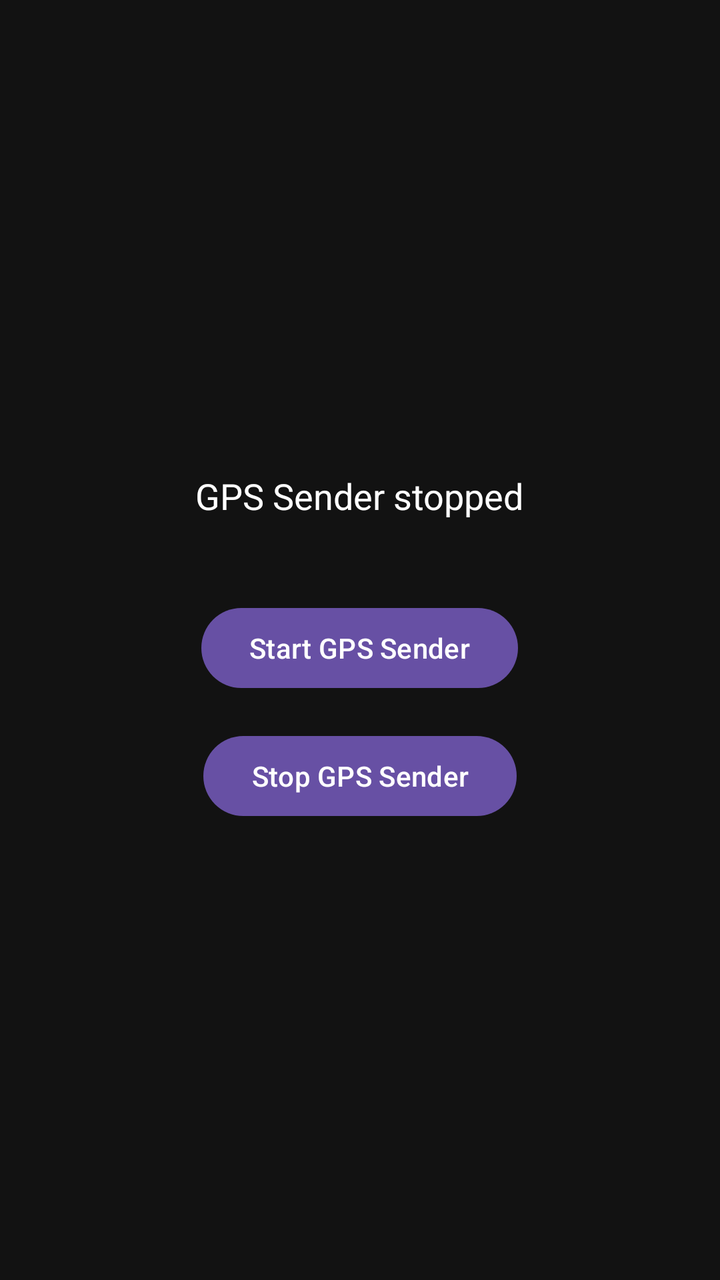
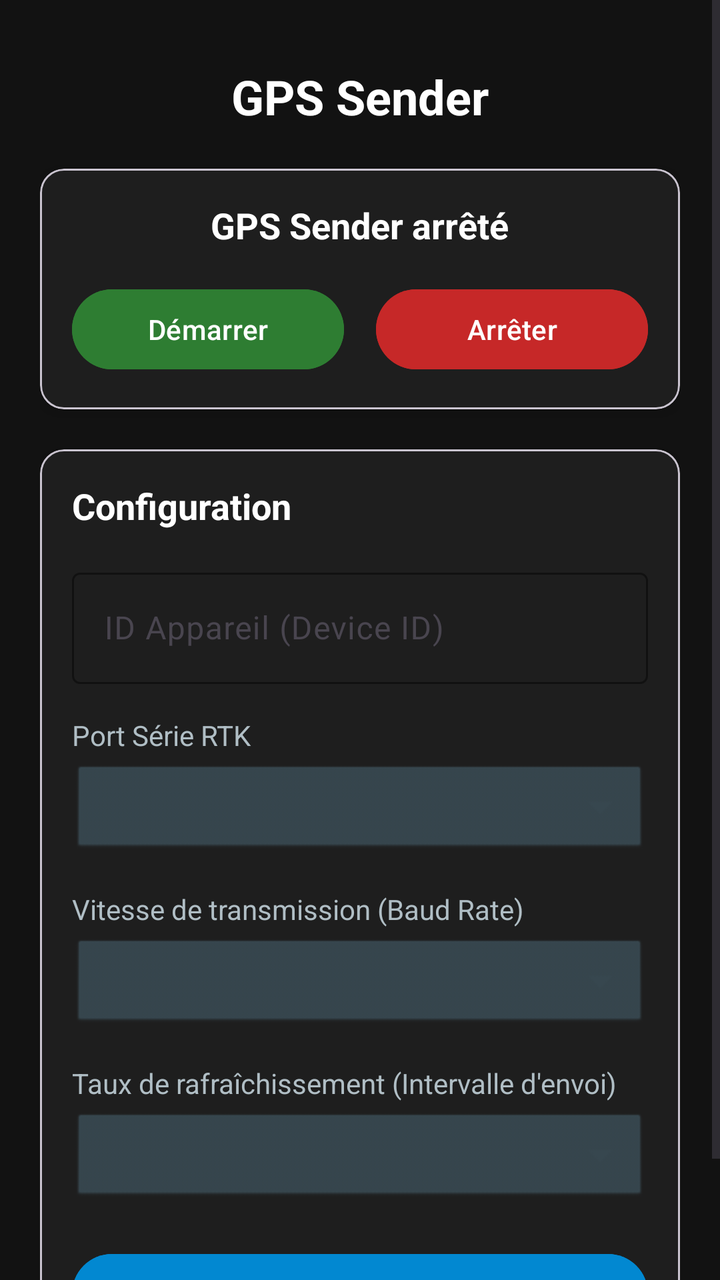

Compare the two renders of this Android layout. The source of the first and the diff that turns it into the second are given below.
<!-- AndroidManifest.xml: application theme Theme.GPSSender -->
<!-- res/layout/activity_main.xml -->
<?xml version="1.0" encoding="utf-8"?>
<LinearLayout xmlns:android="http://schemas.android.com/apk/res/android"
    android:layout_width="match_parent"
    android:layout_height="match_parent"
    android:orientation="vertical"
    android:gravity="center"
    android:padding="24dp"
    android:background="#121212"> 

    <TextView
        android:id="@+id/statusText"
        android:layout_width="wrap_content"
        android:layout_height="wrap_content"
        android:text="GPS Sender stopped"
        android:textSize="18sp"
        android:textColor="@android:color/white"
        android:layout_marginBottom="32dp"
        android:padding="8dp" />

    <Button
        android:id="@+id/startButton"
        android:layout_width="wrap_content"
        android:layout_height="wrap_content"
        android:text="Start GPS Sender" />

    <Button
        android:id="@+id/stopButton"
        android:layout_width="wrap_content"
        android:layout_height="wrap_content"
        android:text="Stop GPS Sender"
        android:layout_marginTop="16dp"/>
</LinearLayout>
<!-- resources referenced by this layout -->
<resources>
  <style name="Theme.GPSSender" parent="Base.Theme.GPSSender" />
  <style name="Base.Theme.GPSSender" parent="Theme.Material3.DayNight.NoActionBar">
          
          
      </style>
</resources>

<!-- the commit's change to res/layout/activity_main.xml (unified diff, before → after) -->
@@ -1,32 +1,187 @@
 <?xml version="1.0" encoding="utf-8"?>
-<LinearLayout xmlns:android="http://schemas.android.com/apk/res/android"
+<ScrollView xmlns:android="http://schemas.android.com/apk/res/android"
+    xmlns:app="http://schemas.android.com/apk/res-auto"
     android:layout_width="match_parent"
     android:layout_height="match_parent"
-    android:orientation="vertical"
-    android:gravity="center"
-    android:padding="24dp"
-    android:background="#121212"> 
+    android:fillViewport="true"
+    android:background="#121212">
 
-    <TextView
-        android:id="@+id/statusText"
-        android:layout_width="wrap_content"
+    <LinearLayout
+        android:layout_width="match_parent"
         android:layout_height="wrap_content"
-        android:text="GPS Sender stopped"
-        android:textSize="18sp"
-        android:textColor="@android:color/white"
-        android:layout_marginBottom="32dp"
-        android:padding="8dp" />
+        android:orientation="vertical"
+        android:padding="20dp">
 
-    <Button
-        android:id="@+id/startButton"
-        android:layout_width="wrap_content"
-        android:layout_height="wrap_content"
-        android:text="Start GPS Sender" />
+        <TextView
+            android:layout_width="match_parent"
+            android:layout_height="wrap_content"
+            android:text="GPS Sender"
+            android:textSize="24sp"
+            android:textStyle="bold"
+            android:textColor="@android:color/white"
+            android:gravity="center"
+            android:layout_marginTop="12dp"
+            android:layout_marginBottom="20dp" />
 
-    <Button
-        android:id="@+id/stopButton"
-        android:layout_width="wrap_content"
-        android:layout_height="wrap_content"
-        android:text="Stop GPS Sender"
-        android:layout_marginTop="16dp"/>
-</LinearLayout>
+        
+        <com.google.android.material.card.MaterialCardView
+            android:layout_width="match_parent"
+            android:layout_height="wrap_content"
+            android:layout_marginBottom="20dp"
+            app:cardCornerRadius="12dp"
+            app:cardElevation="4dp"
+            app:cardBackgroundColor="#1E1E1E">
+
+            <LinearLayout
+                android:layout_width="match_parent"
+                android:layout_height="wrap_content"
+                android:orientation="vertical"
+                android:padding="16dp"
+                android:gravity="center">
+
+                <TextView
+                    android:id="@+id/statusText"
+                    android:layout_width="wrap_content"
+                    android:layout_height="wrap_content"
+                    android:text="GPS Sender arrêté"
+                    android:textSize="18sp"
+                    android:textStyle="bold"
+                    android:textColor="@android:color/white"
+                    android:layout_marginBottom="16dp"
+                    android:gravity="center" />
+
+                <LinearLayout
+                    android:layout_width="match_parent"
+                    android:layout_height="wrap_content"
+                    android:orientation="horizontal"
+                    android:gravity="center">
+
+                    <Button
+                        android:id="@+id/startButton"
+                        android:layout_width="0dp"
+                        android:layout_height="wrap_content"
+                        android:layout_weight="1"
+                        android:layout_marginEnd="8dp"
+                        android:text="Démarrer"
+                        android:backgroundTint="#2E7D32" />
+
+                    <Button
+                        android:id="@+id/stopButton"
+                        android:layout_width="0dp"
+                        android:layout_height="wrap_content"
+                        android:layout_weight="1"
+                        android:layout_marginStart="8dp"
+                        android:text="Arrêter"
+                        android:backgroundTint="#C62828" />
+                </LinearLayout>
+
+            </LinearLayout>
+        </com.google.android.material.card.MaterialCardView>
+
+        
+        <com.google.android.material.card.MaterialCardView
+            android:layout_width="match_parent"
+            android:layout_height="wrap_content"
+            app:cardCornerRadius="12dp"
+            app:cardElevation="4dp"
+            app:cardBackgroundColor="#1E1E1E">
+
+            <LinearLayout
+                android:layout_width="match_parent"
+                android:layout_height="wrap_content"
+                android:orientation="vertical"
+                android:padding="16dp">
+
+                <TextView
+                    android:layout_width="match_parent"
+                    android:layout_height="wrap_content"
+                    android:text="Configuration"
+                    android:textSize="18sp"
+                    android:textStyle="bold"
+                    android:textColor="@android:color/white"
+                    android:layout_marginBottom="16dp" />
+
+                
+                <com.google.android.material.textfield.TextInputLayout
+                    android:layout_width="match_parent"
+                    android:layout_height="wrap_content"
+                    android:layout_marginBottom="16dp"
+                    android:hint="ID Appareil (Device ID)"
+                    app:boxBackgroundMode="outline"
+                    app:boxStrokeColor="#80CBC4"
+                    app:hintTextColor="#80CBC4">
+
+                    <com.google.android.material.textfield.TextInputEditText
+                        android:id="@+id/deviceIdEditText"
+                        android:layout_width="match_parent"
+                        android:layout_height="wrap_content"
+                        android:inputType="text"
+                        android:textColor="@android:color/white"
+                        android:textSize="16sp" />
+                </com.google.android.material.textfield.TextInputLayout>
+
+                
+                <TextView
+                    android:layout_width="match_parent"
+                    android:layout_height="wrap_content"
+                    android:text="Port Série RTK"
+                    android:textColor="#B0BEC5"
+                    android:textSize="14sp"
+                    android:layout_marginBottom="4dp" />
+
+                <Spinner
+                    android:id="@+id/portSpinner"
+                    android:layout_width="match_parent"
+                    android:layout_height="48dp"
+                    android:layout_marginBottom="16dp"
+                    android:background="@android:drawable/btn_dropdown"
+                    android:backgroundTint="#37474F" />
+
+                
+                <TextView
+                    android:layout_width="match_parent"
+                    android:layout_height="wrap_content"
+                    android:text="Vitesse de transmission (Baud Rate)"
+                    android:textColor="#B0BEC5"
+                    android:textSize="14sp"
+                    android:layout_marginBottom="4dp" />
+
+                <Spinner
+                    android:id="@+id/baudRateSpinner"
+                    android:layout_width="match_parent"
+                    android:layout_height="48dp"
+                    android:layout_marginBottom="16dp"
+                    android:background="@android:drawable/btn_dropdown"
+                    android:backgroundTint="#37474F" />
+
+                
+                <TextView
+                    android:layout_width="match_parent"
+                    android:layout_height="wrap_content"
+                    android:text="Taux de rafraîchissement (Intervalle d'envoi)"
+                    android:textColor="#B0BEC5"
+                    android:textSize="14sp"
+                    android:layout_marginBottom="4dp" />
+
+                <Spinner
+                    android:id="@+id/refreshRateSpinner"
+                    android:layout_width="match_parent"
+                    android:layout_height="48dp"
+                    android:layout_marginBottom="20dp"
+                    android:background="@android:drawable/btn_dropdown"
+                    android:backgroundTint="#37474F" />
+
+                
+                <Button
+                    android:id="@+id/saveButton"
+                    android:layout_width="match_parent"
+                    android:layout_height="wrap_content"
+                    android:text="Enregistrer les paramètres"
+                    android:backgroundTint="#0288D1"
+                    android:textColor="@android:color/white" />
+
+            </LinearLayout>
+        </com.google.android.material.card.MaterialCardView>
+
+    </LinearLayout>
+</ScrollView>
